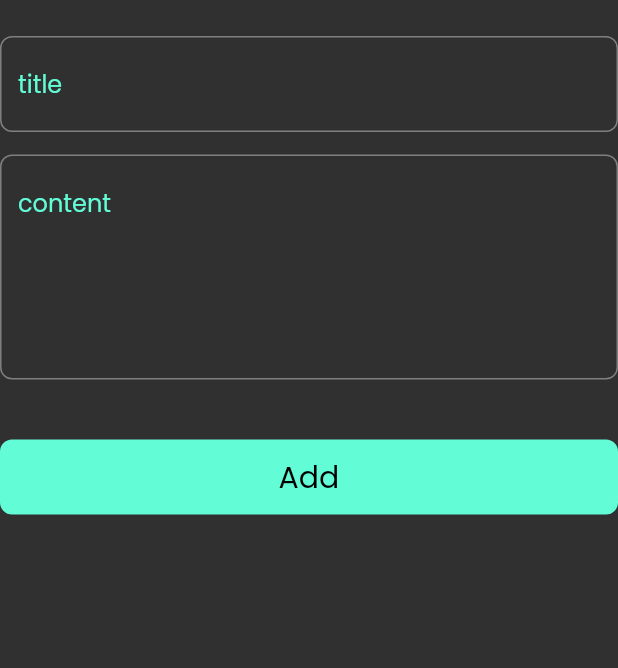
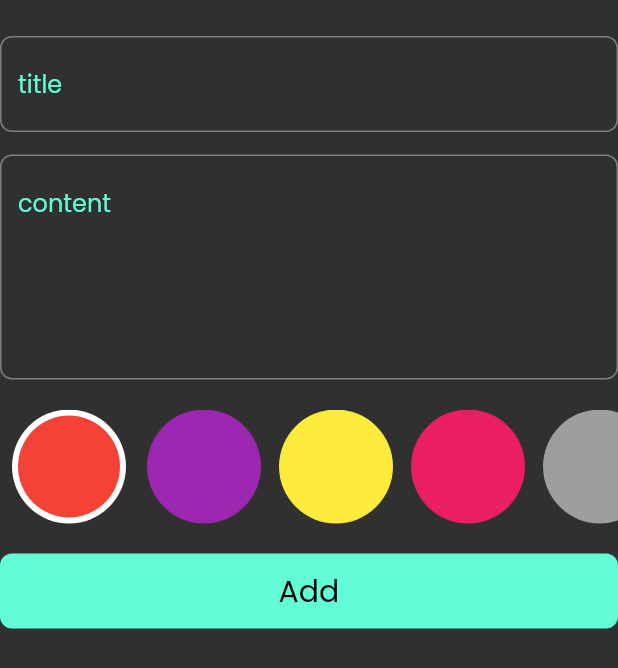
Before and after one commit to monayasser88/notes_app, a Flutter app: the AddNoteForm widget shown alone on an empty page, opened directly, on a phone screen of 412 x 824 dp. Shown: the top 668 px of the screen. Run offline on Flutter 3.47's test engine with Material 2 defaults, Android fonts, the phone set to English and light mode, and no system bars; our stand-ins replace bloc, flutter_bloc, hive, hive_flutter, modal_progress_hud_nsn; missing offline and left inert: dart:ffi; accounts and stored records are empty.

Commit message:
create colors list

```diff
--- a/lib/widgets/add_note_form.dart
+++ b/lib/widgets/add_note_form.dart
@@ -3,6 +3,7 @@ import 'package:flutter_bloc/flutter_bloc.dart';
 import 'package:intl/intl.dart';
 import 'package:notes_app/cubits/cubit/add_note_cubit_cubit.dart';
 import 'package:notes_app/models/note_model.dart';
+import 'package:notes_app/widgets/colors_list_view.dart';
 import 'package:notes_app/widgets/custom_button.dart';
 import 'package:notes_app/widgets/custom_text_field.dart';
 
@@ -45,7 +46,11 @@ class _AddNoteFormState extends State<AddNoteForm> {
             maxLines: 5,
           ),
           SizedBox(
-            height: 40,
+            height: 20,
+          ),
+          ColorsListView(),
+          SizedBox(
+            height: 20,
           ),
           BlocBuilder<AddNoteCubitCubit, AddNoteCubitState>(
             builder: (context, state) {
--- /dev/null
+++ b/lib/widgets/colors_list_view.dart
@@ -0,0 +1,63 @@
+import 'package:flutter/material.dart';
+
+class ColorsItem extends StatelessWidget {
+  const ColorsItem({super.key, required this.isActive, required this.color});
+  final bool isActive;
+  final Color color;
+  @override
+  Widget build(BuildContext context) {
+    return isActive
+        ? CircleAvatar(
+            backgroundColor: Colors.white,
+            radius: 40,
+            child: CircleAvatar(
+              backgroundColor: color,
+              radius: 34,
+            ),
+          )
+        : CircleAvatar(
+            backgroundColor: color,
+            radius: 38,
+          );
+  }
+}
+
+class ColorsListView extends StatefulWidget {
+  const ColorsListView({super.key});
+
+  @override
+  State<ColorsListView> createState() => _ColorsListViewState();
+}
+
+class _ColorsListViewState extends State<ColorsListView> {
+    int currentIndex = 0;
+
+  List<Color> colors = [Colors.red, Colors.purple, Colors.yellow, Colors.pink,Colors.grey,Colors.blueAccent];
+
+  @override
+  Widget build(BuildContext context) {
+    return SizedBox(
+      height: 38 * 2,
+      child: ListView.builder(
+          itemCount: colors.length,
+          scrollDirection: Axis.horizontal,
+          itemBuilder: (context, index) {
+            return GestureDetector(
+              onTap: () {
+                currentIndex = index;
+                setState(() {
+
+                });
+              },
+              child: Padding(
+                padding: const EdgeInsets.symmetric(horizontal: 6),
+                child: ColorsItem(
+                  isActive: currentIndex == index,
+                  color: colors[index],
+                ),
+              ),
+            );
+          }),
+    );
+  }
+}
```
Also changed, not shown: lib/widgets/edit_notes_item_widget.dart (line endings or trailing spaces).
